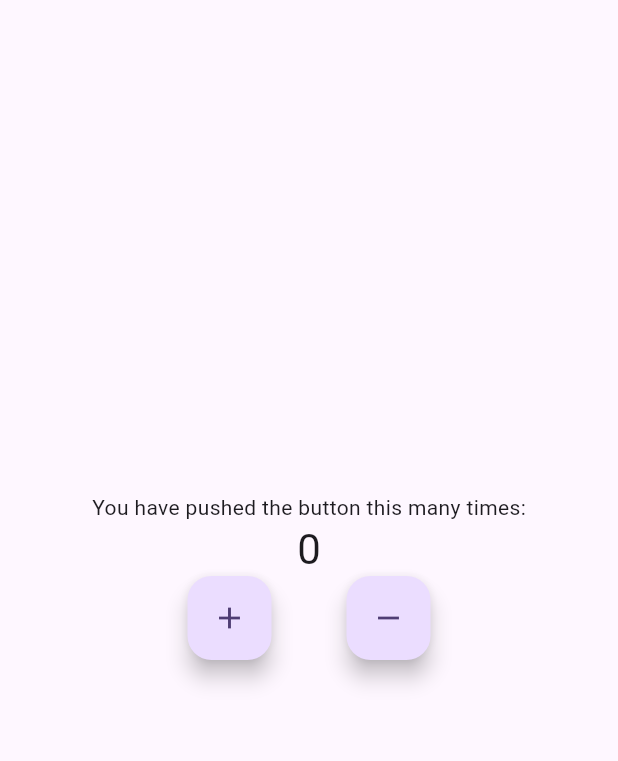
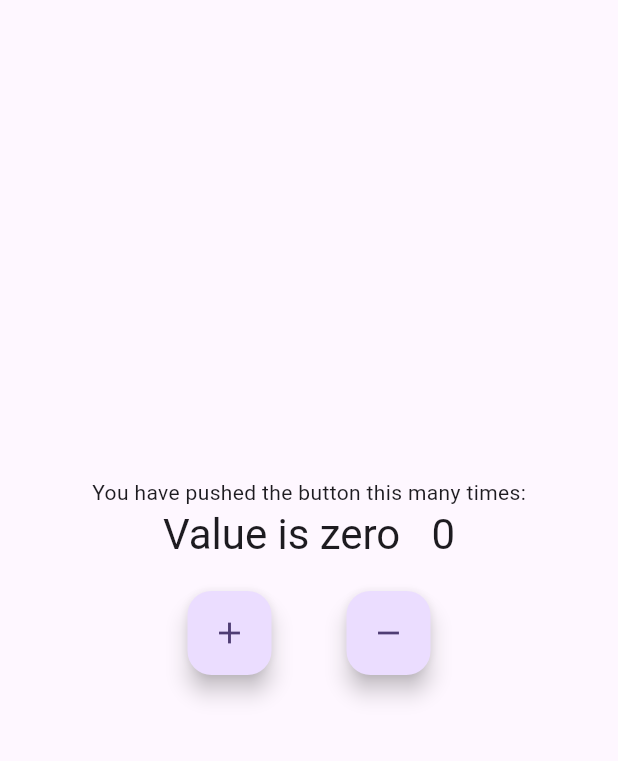
Before and after one commit to Siddhi-Nikam/counter_bloc_flutter_app, a Flutter app: the screen it shows after launch, after a tap on the "add" icon, after a tap on the "remove" icon, on a phone screen of 412 x 824 dp, the part 84-845 px from its top. Run offline on Flutter 3.47's test engine with Material 3 defaults, Android fonts, the phone set to English and light mode, and no system bars; our stand-ins replace flutter_bloc.

```diff
--- a/lib/cubit/counter_cubit.dart
+++ b/lib/cubit/counter_cubit.dart
@@ -5,7 +5,7 @@ import 'counter_state.dart';
 class CounterCubit extends Cubit<CounterState> {
   CounterCubit() : super(CounterState(counterValue: 0));
 
-  void increament() => emit(CounterState(counterValue: state.counterValue + 1));
+  void increment() => emit(CounterState(counterValue: state.counterValue + 1));
 
-  void decreament() => emit(CounterState(counterValue: state.counterValue - 1));
+  void decrement() => emit(CounterState(counterValue: state.counterValue - 1));
 }
--- a/lib/main.dart
+++ b/lib/main.dart
@@ -53,18 +53,29 @@ class _MyHomePageState extends State<MyHomePage> {
             ),
             BlocBuilder<CounterCubit, CounterState>(
               builder: (context, state) {
-                return Text(
-                  state.counterValue.toString(),
-                  style: Theme.of(context).textTheme.headlineMedium,
-                );
+                if (state.counterValue < 0) {
+                  return Text('negative value   ${state.counterValue}',
+                      style: Theme.of(context).textTheme.headlineMedium);
+                } else if (state.counterValue == 0) {
+                  return Text('Value is zero   ${state.counterValue}',
+                      style: Theme.of(context).textTheme.headlineMedium);
+                } else {
+                  return Text(
+                    state.counterValue.toString(),
+                    style: Theme.of(context).textTheme.headlineMedium,
+                  );
+                }
               },
+            ),
+            SizedBox(
+              height: 20,
             ),
             Row(
               mainAxisAlignment: MainAxisAlignment.center,
               children: [
                 FloatingActionButton(
                   onPressed: () {
-                    BlocProvider.of<CounterCubit>(context).increament();
+                    BlocProvider.of<CounterCubit>(context).increment();
                   },
                   tooltip: 'Increment',
                   child: const Icon(Icons.add),
@@ -74,7 +85,7 @@ class _MyHomePageState extends State<MyHomePage> {
                 ),
                 FloatingActionButton(
                   onPressed: () {
-                    BlocProvider.of<CounterCubit>(context).decreament();
+                    BlocProvider.of<CounterCubit>(context).decrement();
                   },
                   tooltip: 'Decrement',
                   child: const Icon(Icons.remove),
```
